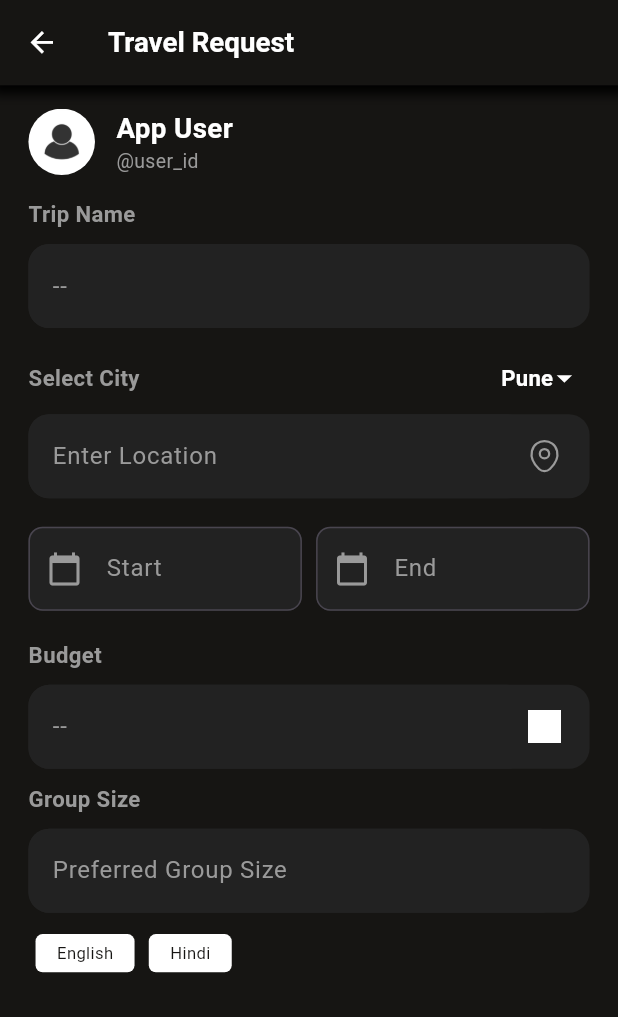
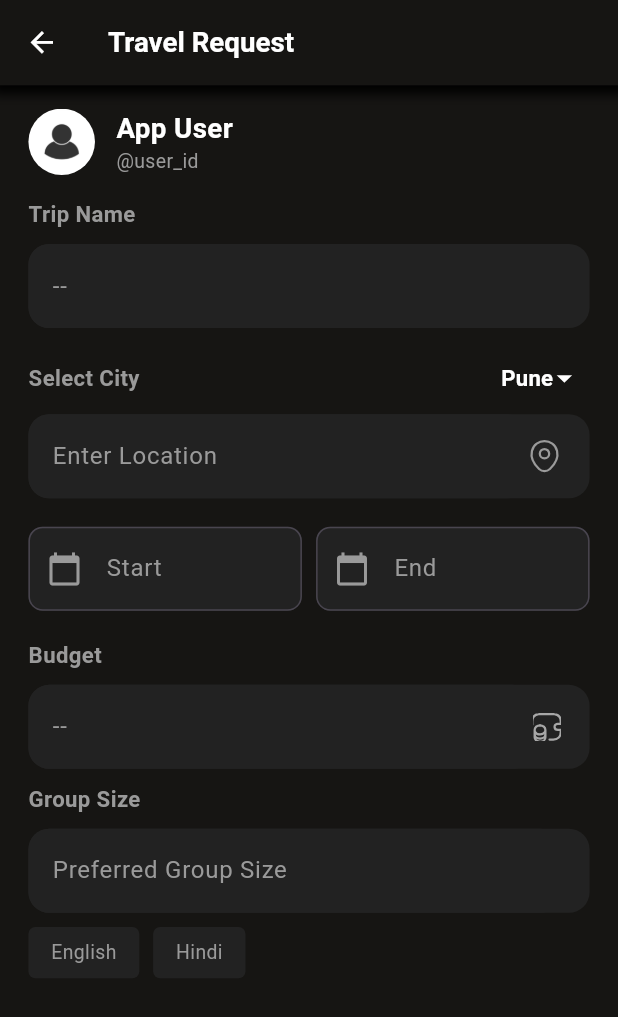
Before and after one commit to Pinnacle01/pinnacle, a Flutter app: the TravelPost screen opened by its route, on a phone screen of 412 x 824 dp. Shown: the top 1017 px of the screen. Run offline on Flutter 3.47's test engine with Material 3 defaults, Android fonts, the phone set to English and light mode, and no system bars; our stand-ins replace flutter_svg, go_router.

Commit message:
Travel post page changes

```diff
--- a/lib/explore_home/view/travel_post.dart
+++ b/lib/explore_home/view/travel_post.dart
@@ -6,6 +6,7 @@ import 'package:pinnacle_main/framework/constants/color.dart';
 import 'package:pinnacle_main/framework/constants/size.dart';
 import 'package:pinnacle_main/framework/constants/strings.dart';
 import 'package:pinnacle_main/framework/digital/sizer.dart';
+import 'package:pinnacle_main/framework/uikit/small_preference_button.dart';
 import 'package:pinnacle_main/framework/uikit/text_field_widget.dart';
 import 'package:pinnacle_main/framework/uikit/text_field_with_dropdown.dart';
 
@@ -55,15 +56,7 @@ class _TravelPostState extends State<TravelPost> {
                 userProfileId: GeneralString.userId,
               ),
             ),
-            TextFieldWidget(
-              label: GeneralString.tripName,
-              labelSize: Sizes.size16.sp,
-              labelColor: CustomColors.lightBackgroundColor,
-              hintText: "--",
-              hintColor: CustomColors.lightBackgroundColor,
-              keyboardType: TextInputType.name,
-              textFieldTheme: TextFeildTheme.dark,
-            ),
+            _commonTextWidget(label: GeneralString.tripName, hintText: "--"),
             SizedBox(height: Sizes.size10.dp),
             TextFieldDropDownWidget(
               initalValue: 'Pune',
@@ -76,33 +69,28 @@ class _TravelPostState extends State<TravelPost> {
               labelColor: CustomColors.lightBackgroundColor,
               hintText: GeneralString.enterLocation,
               hintColor: CustomColors.lightBackgroundColor,
-              keyboardType: TextInputType.name,
             ),
             SizedBox(height: Sizes.size10.dp),
             buildDateSelector(),
             SizedBox(height: Sizes.size10.dp),
-            TextFieldWidget(
+            _commonTextWidget(
               label: GeneralString.budget,
-              labelSize: Sizes.size16.sp,
-              labelColor: CustomColors.lightBackgroundColor,
               hintText: "--",
-              hintColor: CustomColors.lightBackgroundColor,
-              keyboardType: TextInputType.emailAddress,
-              textFieldTheme: TextFeildTheme.dark,
-              prefixIcon: AssetPath.crossIcon,
+              prefixIcon: AssetPath.walletMoneyIcon,
             ),
             SizedBox(height: Sizes.size10.dp),
-            TextFieldWidget(
-                label: GeneralString.groupSize,
-                labelSize: Sizes.size16.sp,
-                labelColor: CustomColors.lightBackgroundColor,
-                hintText: GeneralString.preferredGroupSize,
-                hintColor: CustomColors.lightBackgroundColor,
-                textFieldTheme: TextFeildTheme.dark),
+            _commonTextWidget(
+              label: GeneralString.groupSize,
+              hintText: GeneralString.preferredGroupSize,
+            ),
             SizedBox(height: Sizes.size10.dp),
             Row(
-              children:
-                  languages.map((tag) => _buildPreferenceChip(tag)).toList(),
+              children: languages
+                  .map((tag) => SmallPreferenceButton(
+                        label: tag,
+                        onTap: () {},
+                      ))
+                  .toList(),
             ),
           ],
         ),
@@ -110,22 +98,19 @@ class _TravelPostState extends State<TravelPost> {
     );
   }
 
-  Widget _buildPreferenceChip(String label) {
-    return Container(
-      margin: EdgeInsets.all(Sizes.size5.dp),
-      padding: EdgeInsets.symmetric(
-        vertical: Sizes.size5.dp,
-        horizontal: Sizes.size15.dp,
-      ),
-      decoration: BoxDecoration(
-        color: CustomColors.mainTextColor,
-        borderRadius: BorderRadius.circular(Sizes.size5.dp),
-      ),
-      child: TextWidget(
-        text: label,
-        color: CustomColors.mainBackgroundColor161513,
-        size: Sizes.size12.sp,
-      ),
-    );
-  }
+  Widget _commonTextWidget({
+    required String label,
+    required String hintText,
+    String? prefixIcon,
+  }) =>
+      TextFieldWidget(
+        label: label,
+        labelSize: Sizes.size16.sp,
+        labelColor: CustomColors.lightBackgroundColor,
+        hintText: hintText,
+        hintColor: CustomColors.lightBackgroundColor,
+        textFieldTheme: TextFeildTheme.dark,
+        prefixIcon: prefixIcon,
+        prefixSize: Sizes.size20.sp,
+      );
 }
--- /dev/null
+++ b/lib/framework/uikit/small_preference_button.dart
@@ -0,0 +1,66 @@
+import 'package:flutter/material.dart';
+import 'package:pinnacle_main/framework/constants/color.dart';
+import 'package:pinnacle_main/framework/constants/size.dart';
+import 'package:pinnacle_main/framework/digital/sizer.dart';
+import 'package:pinnacle_main/framework/uikit/text_widget.dart';
+
+class SmallPreferenceButton extends StatefulWidget {
+  const SmallPreferenceButton({
+    super.key,
+    required this.label,
+    this.labelSize,
+    this.defaultLabelColor,
+    this.onTaplabelColor,
+    this.defaultBgColor,
+    this.onTapBgColor,
+    required this.onTap,
+  });
+
+  final String label;
+  final double? labelSize;
+  final Color? defaultLabelColor;
+  final Color? onTaplabelColor;
+  final Color? defaultBgColor;
+  final Color? onTapBgColor;
+  final Function() onTap;
+
+  @override
+  State<SmallPreferenceButton> createState() => _SmallPreferenceButtonState();
+}
+
+class _SmallPreferenceButtonState extends State<SmallPreferenceButton> {
+  bool isSelected = false;
+
+  @override
+  Widget build(BuildContext context) {
+    return InkWell(
+      onTap: () {
+        isSelected = !isSelected;
+        setState(() {});
+        widget.onTap();
+      },
+      child: Container(
+        margin: EdgeInsets.only(right: Sizes.size10.sp),
+        padding: EdgeInsets.symmetric(
+          vertical: Sizes.size8.dp,
+          horizontal: Sizes.size16.dp,
+        ),
+        decoration: BoxDecoration(
+          color: !isSelected
+              ? (widget.defaultBgColor ??
+                  CustomColors.navCardBackgroundColor222222)
+              : (widget.onTapBgColor ??
+                  CustomColors.buttonBackgroundCreamColor),
+          borderRadius: BorderRadius.circular(Sizes.size5.dp),
+        ),
+        child: TextWidget(
+          text: widget.label,
+          color: !isSelected
+              ? (widget.defaultLabelColor ?? CustomColors.lightBackgroundColor)
+              : (widget.onTaplabelColor ?? CustomColors.whiteColor),
+          size: widget.labelSize ?? Sizes.size14.sp,
+        ),
+      ),
+    );
+  }
+}
```
Also changed, not shown: 4 other files.
